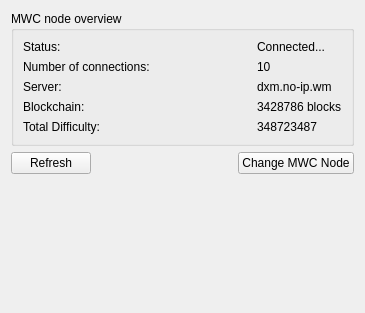
Above: windows/nodestatus.ui from mwcproject/mwc-qt-wallet before the change. Below: the same form after it.
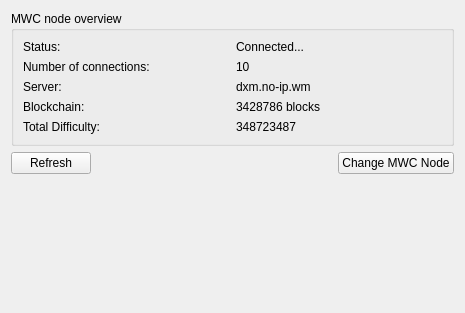
That is the form after the change.

What changed in the file:
```diff
--- a/windows/nodestatus.ui
+++ b/windows/nodestatus.ui
@@ -6,7 +6,7 @@
    <rect>
     <x>0</x>
     <y>0</y>
-    <width>365</width>
+    <width>465</width>
     <height>313</height>
    </rect>
   </property>
@@ -21,7 +21,7 @@
      </property>
      <layout class="QVBoxLayout" name="verticalLayout">
       <item>
-       <layout class="QGridLayout" name="gridLayout" columnstretch="1,0">
+       <layout class="QGridLayout" name="gridLayout" columnstretch="1,1" columnminimumwidth="0,0">
         <item row="3" column="1">
          <widget class="QLabel" name="blocksLabel">
           <property name="text">
```
